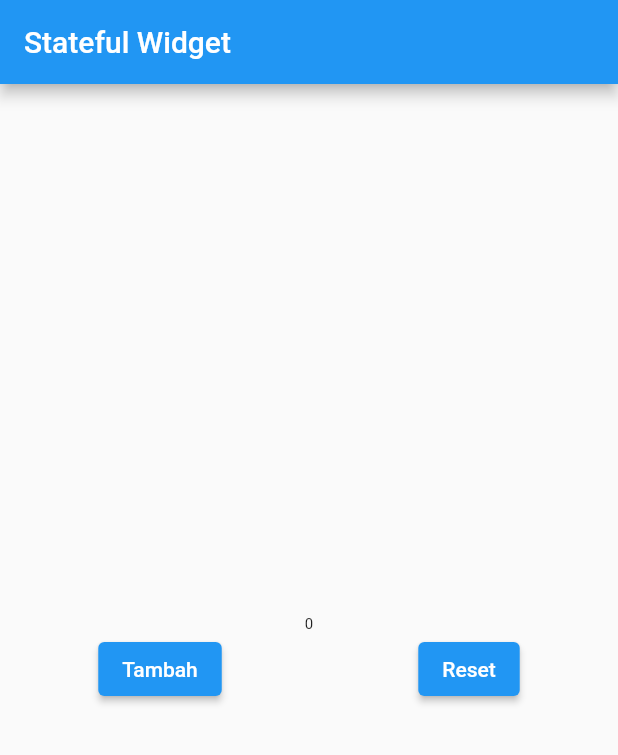
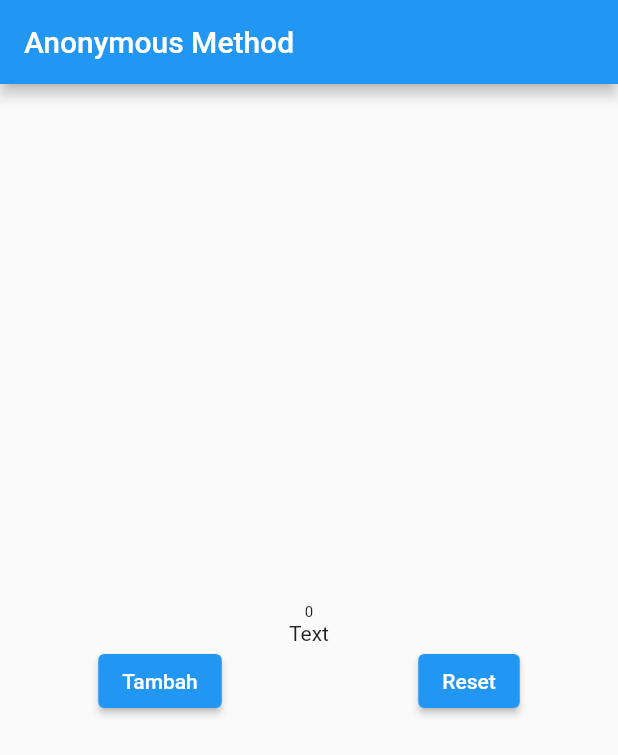
Before and after one commit to iqbalseptyan/flutter-fundamental, a Flutter app: the screen it shows after launch, after a tap on "Tambah", after a tap on "Reset", on a phone screen of 412 x 824 dp. Shown: the top 755 px of the screen. Run offline on Flutter 3.47's test engine with Material 2 defaults, Android fonts, the phone set to English and light mode, and no system bars.

Commit message:
Anonymous Method

```diff
--- a/lib/main.dart
+++ b/lib/main.dart
@@ -12,6 +12,8 @@ class MyApp extends StatefulWidget {
 }
 
 class _MyAppState extends State<MyApp> {
+  String message = "Text";
+
   int number = 0;
   void onPressed() {
     setState(() {
@@ -30,7 +32,7 @@ class _MyAppState extends State<MyApp> {
     return MaterialApp(
         home: Scaffold(
       appBar: AppBar(
-        title: const Text("Stateful Widget"),
+        title: const Text("Anonymous Method"),
       ),
       body: Center(
         child: Column(
@@ -40,15 +42,26 @@ class _MyAppState extends State<MyApp> {
               number.toString(),
               style: TextStyle(fontSize: 10 + number.toDouble()),
             ),
+            Text(message),
             Row(
               mainAxisAlignment: MainAxisAlignment.spaceAround,
               children: [
                 ElevatedButton(
-                  onPressed: onPressed,
+                  onPressed: () {
+                    onPressed();
+                    setState(() {
+                      message = "tombol ditekan";
+                    });
+                  },
                   child: const Text('Tambah'),
                 ),
                 ElevatedButton(
-                  onPressed: onPressedReset,
+                  onPressed: () {
+                    onPressedReset();
+                    setState(() {
+                      message = "Text";
+                    });
+                  },
                   child: const Text('Reset'),
                 ),
               ],
```
